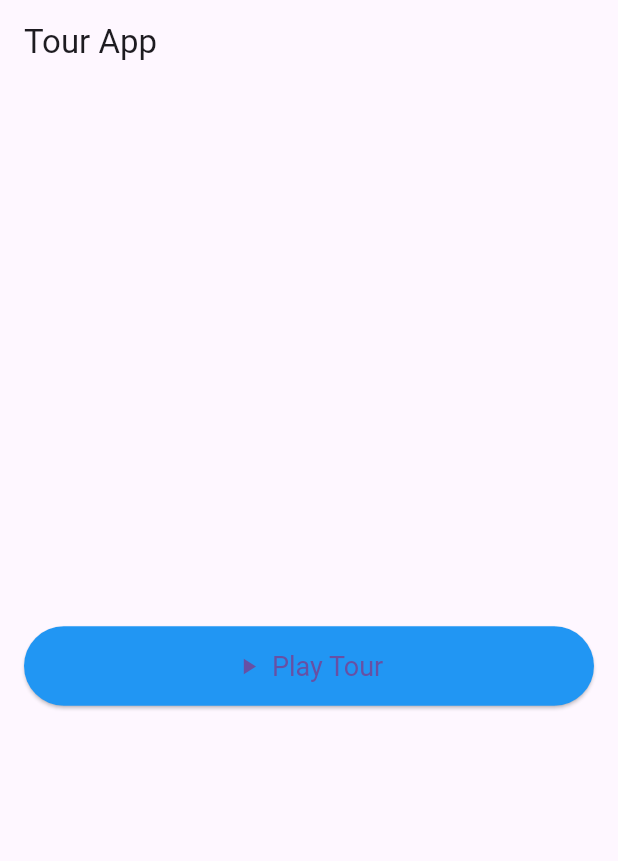
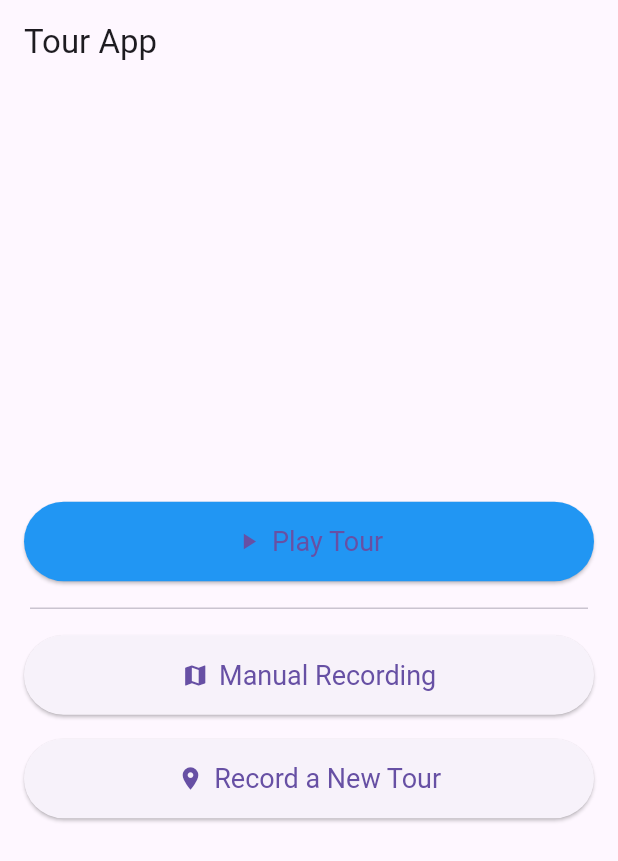
Before and after one commit to dannem/tour_app, a Flutter app: the screen it shows after launch, on a phone screen of 412 x 824 dp. Shown: the top 861 px of the screen. Run offline on Flutter 3.47's test engine with Material 3 defaults, Android fonts, the phone set to English and light mode, and no system bars; our stand-ins replace file_picker, geocoding, geolocator, google_maps_flutter, just_audio, permission_handler; missing offline and left inert: flutter_sound.

Commit message:
Fixing the mistace

```diff
--- a/lib/main.dart
+++ b/lib/main.dart
@@ -267,6 +267,7 @@ class TourApp extends StatelessWidget {
 }
 
 // --- Main Screens ---
+
 class ChoiceScreen extends StatelessWidget {
   const ChoiceScreen({super.key});
 
@@ -295,6 +296,40 @@ class ChoiceScreen extends StatelessWidget {
                   Navigator.push(
                     context,
                     MaterialPageRoute(builder: (context) => const TourListScreen()),
+                  );
+                },
+              ),
+            ),
+            const Divider(height: 20, thickness: 1, indent: 20, endIndent: 20),
+            Padding(
+              padding: const EdgeInsets.fromLTRB(16, 8, 16, 8),
+              child: ElevatedButton.icon(
+                icon: const Icon(Icons.map),
+                label: const Text('Manual Recording'),
+                style: ElevatedButton.styleFrom(
+                  padding: const EdgeInsets.symmetric(vertical: 16),
+                  textStyle: const TextStyle(fontSize: 18),
+                ),
+                onPressed: () {
+                  ScaffoldMessenger.of(context).showSnackBar(
+                    const SnackBar(content: Text('Manual Recording not implemented yet.'))
+                  );
+                },
+              ),
+            ),
+            Padding(
+              padding: const EdgeInsets.fromLTRB(16, 8, 16, 16),
+              child: ElevatedButton.icon(
+                icon: const Icon(Icons.location_on),
+                label: const Text('Record a New Tour'),
+                style: ElevatedButton.styleFrom(
+                  padding: const EdgeInsets.symmetric(vertical: 16),
+                  textStyle: const TextStyle(fontSize: 18),
+                ),
+                onPressed: () {
+                  Navigator.push(
+                    context,
+                    MaterialPageRoute(builder: (context) => const NameTourScreen()),
                   );
                 },
               ),
```
